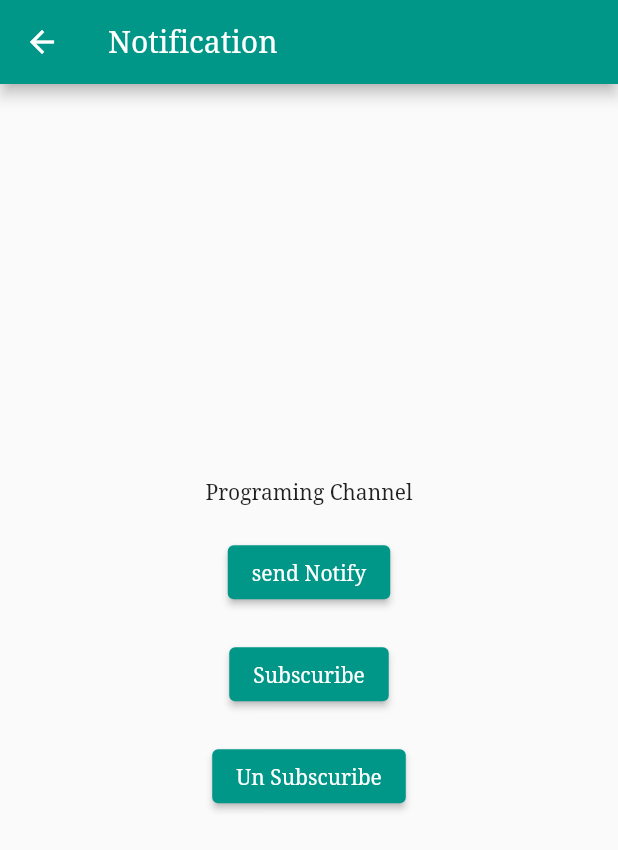
After one commit to HishamZeyad1/firebase, a Flutter app: the Test screen opened by its route, after a tap on "send Notify", on a phone screen of 412 x 824 dp. The commit adds this screen. Shown: the top 850 px of the screen. Run offline on Flutter 3.47's test engine with Material 2 defaults, Android fonts, the phone set to English and light mode, and no system bars; our stand-ins replace awesome_dialog, cached_network_image, cloud_firestore, firebase_auth, firebase_core, firebase_messaging and 4 more; missing offline and left inert: firebase_app_check; accounts and stored records are empty; network calls fail.

Commit message:
Firebase Notification Api&Topic has been done

```diff
--- a/lib/launch_screen.dart
+++ b/lib/launch_screen.dart
@@ -18,7 +18,7 @@ class _LaunchScreenState extends State<LaunchScreen> {
     bool isloged=FirebaseAuth.instance.currentUser!=null;
     Future.delayed(
       Duration(seconds: 3),
-      () => Navigator.pushReplacementNamed(context,isloged?'/home_screen':'/login_screen'),
+      () => Navigator.pushReplacementNamed(context,isloged?'/test'/*'/home_screen'*/:'/login_screen'),
     );
   }
 
--- a/lib/main.dart
+++ b/lib/main.dart
@@ -6,6 +6,7 @@ import 'package:firebase/fb_storage.dart';
 import 'package:firebase/home_screen.dart';
 import 'package:firebase/register_screen.dart';
 import 'package:firebase/login_screen.dart';
+import 'package:firebase/test.dart';
 import 'package:firebase_app_check/firebase_app_check.dart';
 import 'package:firebase_core/firebase_core.dart';
 import 'package:firebase_messaging/firebase_messaging.dart';
@@ -65,7 +66,7 @@ class MyApp extends StatelessWidget {
         '/login_screen': (BuildContext) => LoginScreen(),
         '/home_screen': (BuildContext) => HomeScreen(),
         '/add_note': (BuildContext) => AddNote(),
-
+        '/test': (BuildContext) => Test(),
         // '/home_screen':(BuildContext)=>HomeScreen(),
         // '/fb_storage':(BuildContext)=>FbStorage(),
       },
--- /dev/null
+++ b/lib/test.dart
@@ -0,0 +1,94 @@
+// Replace with server token from firebase console settings.
+import 'dart:convert';
+
+import 'package:firebase_messaging/firebase_messaging.dart';
+import 'package:flutter/cupertino.dart';
+import 'package:flutter/material.dart';
+import 'package:http/http.dart' as http;
+class Test extends StatefulWidget {
+  const Test({Key? key}) : super(key: key);
+
+  @override
+  State<Test> createState() => _TestState();
+}
+
+class _TestState extends State<Test> {
+  final String serverToken = 'AAAAbzRpdjY:APA91bFMniaxvu1MpX5eyAJAWi_RgDQS3Pq3Zi1lSaFujasohdKhjXt9R1L3QxUF9BdxVqFf4EU2eqbxq36jpcNgrTqtZ3k54zTkJuDAPKY79D2XGUrYDDnO5HfCn-u5WvCczNLst0Xi';
+
+  sendNotify(String title,String body,String id) async {
+    // var url=Uri(scheme:'https',host:'fcm.googleapis.com',path:'fcm/send',);
+    var url=Uri.parse("https://fcm.googleapis.com/fcm/send");
+    try{
+      await http.post(url/*Uri('https://fcm.googleapis.com/fcm/send')*/,
+        headers: <String, String>{
+          'Content-Type': 'application/json',
+          'Authorization': 'key=$serverToken',
+        },
+        body: jsonEncode(
+          <String, dynamic>{
+            'notification': <String, dynamic>{
+              'body': body,
+              'title': title
+            },
+            'priority': 'high',
+            'data': <String, dynamic>{
+              'click_action': 'FLUTTER_NOTIFICATION_CLICK',
+              'id': id.toString(),
+              'status': 'done'
+            },
+            'to': /*await FirebaseMessaging.instance.getToken()*/'/topics/ProgramingChannel',
+          },
+        ),
+      );
+    }catch(error){
+      print("============error==============");
+      print(error.toString());}
+  }
+  getMessage(){
+    FirebaseMessaging.onMessage.listen((message){
+      print(message.notification!.title);
+      print(message.notification!.body);
+      print(message.data);
+      // print(message.data['name']);
+    });
+  }
+  @override
+  void initState() {
+    print("hello");
+    // TODO: implement initState
+    super.initState();
+    getMessage();
+  }
+  @override
+  Widget build(BuildContext context) {
+    return Scaffold(
+      appBar: AppBar(title: Text("Notification"),),
+      body: Container(
+        alignment: Alignment.center,
+        child: Column(
+          children: [
+            Spacer(),
+            Text("Programing Channel"),
+            SizedBox(height: 20,),
+            ElevatedButton(onPressed: (){
+              sendNotify("Welcome", "How are you", "1");
+              print("send Notify");
+            }, child: Text("send Notify")),
+            SizedBox(height: 20,),
+            ElevatedButton(onPressed: ()async{
+              await FirebaseMessaging.instance.subscribeToTopic("ProgramingChannel");
+              print("Subscuribe");
+              }, child: Text("Subscuribe")),
+            SizedBox(height: 20,),
+            ElevatedButton(onPressed: ()async{
+              await FirebaseMessaging.instance.unsubscribeFromTopic("ProgramingChannel");
+              print("Un Subscuribe");
+            }, child: Text("Un Subscuribe")),
+            SizedBox(height: 20,),
+            Spacer(),
+          ],
+        ),
+      ),
+    );
+  }
+}
--- a/pubspec.yaml
+++ b/pubspec.yaml
@@ -46,6 +46,7 @@ dependencies:
   cached_network_image: ^3.2.1
   firebase_messaging: ^13.0.4
   awesome_dialog: ^3.0.2
+  http: ^0.13.5
 
 #  cached_network_image: ^3.2.2
 
```
Also changed, not shown: pubspec.lock.
